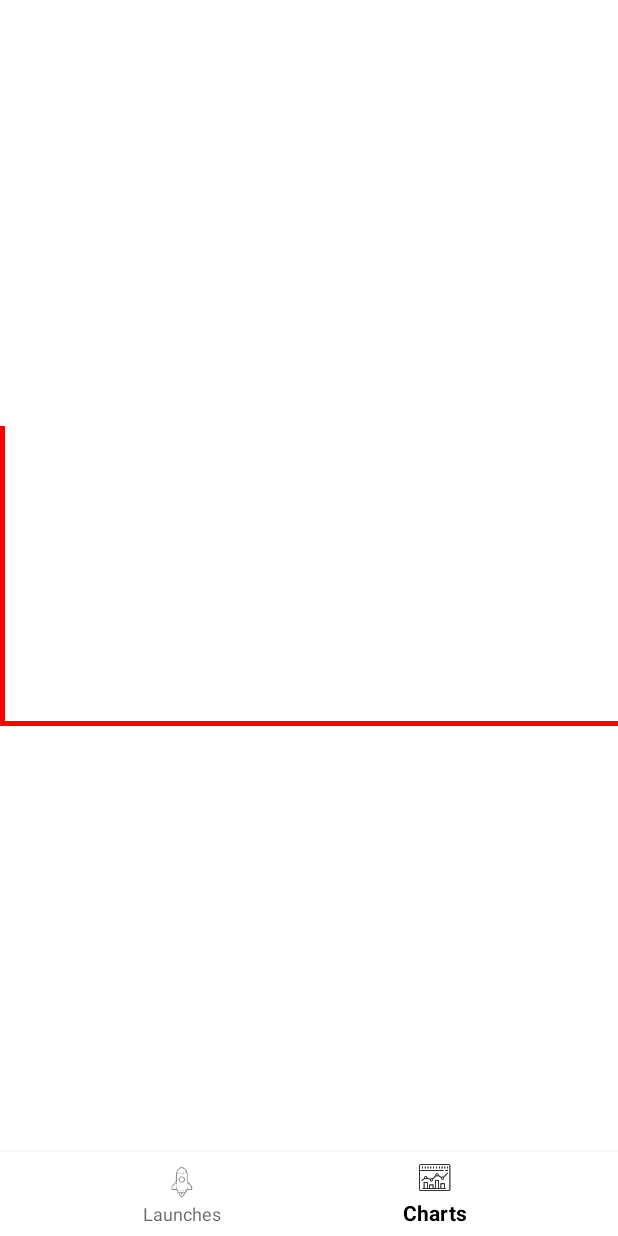
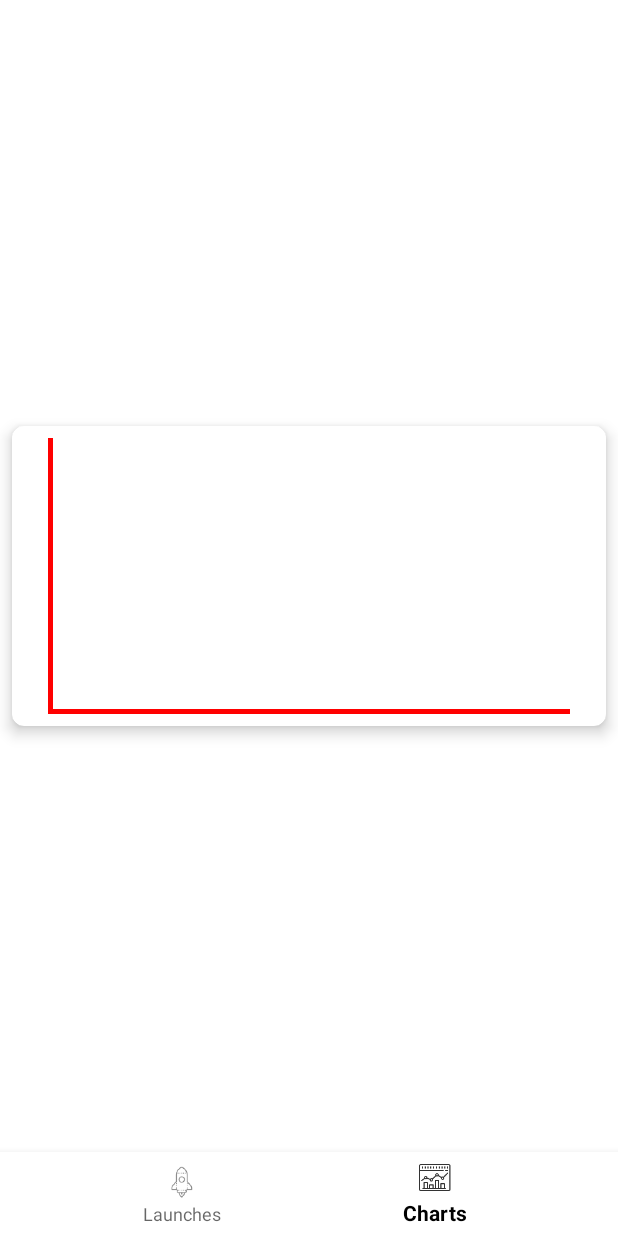
Before and after one commit to yevhenradchenko/spase-x-monitor-android, an Android app: the screen it shows after launch (MainActivity), item 2 of the bottom bar chosen, on a phone screen of 412 x 824 dp. Run offline under Robolectric (Android 15) with nearby library versions, the phone set to English and light mode, and no system bars.

Commit message:
Added card to graph

```diff
--- a/app/src/main/res/layout/fragment_mission_chart.xml
+++ b/app/src/main/res/layout/fragment_mission_chart.xml
@@ -1,14 +1,29 @@
 <?xml version="1.0" encoding="utf-8"?>
-<FrameLayout xmlns:android="http://schemas.android.com/apk/res/android"
+<FrameLayout
+    xmlns:android="http://schemas.android.com/apk/res/android"
+    xmlns:app="http://schemas.android.com/apk/res-auto"
     xmlns:tools="http://schemas.android.com/tools"
     android:layout_width="match_parent"
     android:layout_height="match_parent"
     tools:context=".MissionChartFragment">
 
-    <com.spacexmonitor.GraphView
-        android:id="@+id/graph"
+    <androidx.cardview.widget.CardView
+        android:id="@+id/graphCard"
+        android:layout_width="match_parent"
+        android:layout_height="200dp"
         android:layout_gravity="center"
-        android:layout_width="match_parent"
-        android:layout_height="200dp"/>
+        android:layout_margin="8dp"
+        app:cardCornerRadius="8dp"
+        app:cardElevation="6dp">
+
+        <com.spacexmonitor.GraphView
+            android:id="@+id/graph"
+            android:layout_width="match_parent"
+            android:layout_height="match_parent"
+            android:layout_marginLeft="24dp"
+            android:layout_marginTop="8dp"
+            android:layout_marginRight="24dp"
+            android:layout_marginBottom="8dp" />
+    </androidx.cardview.widget.CardView>
 
 </FrameLayout>
```
